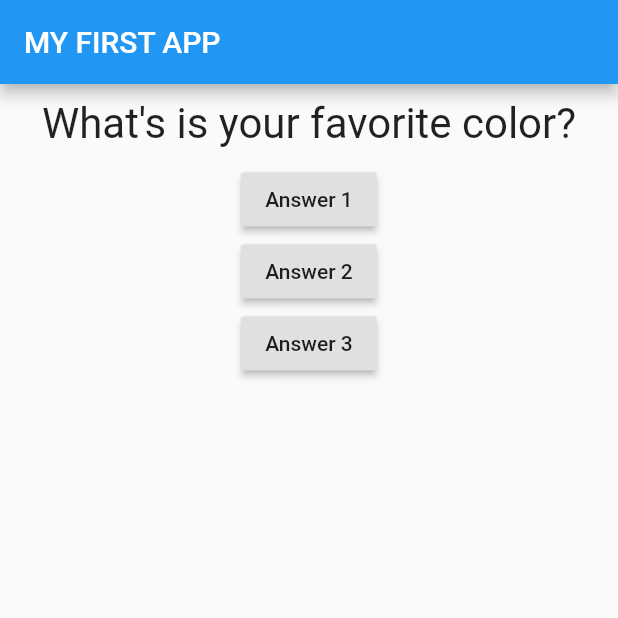
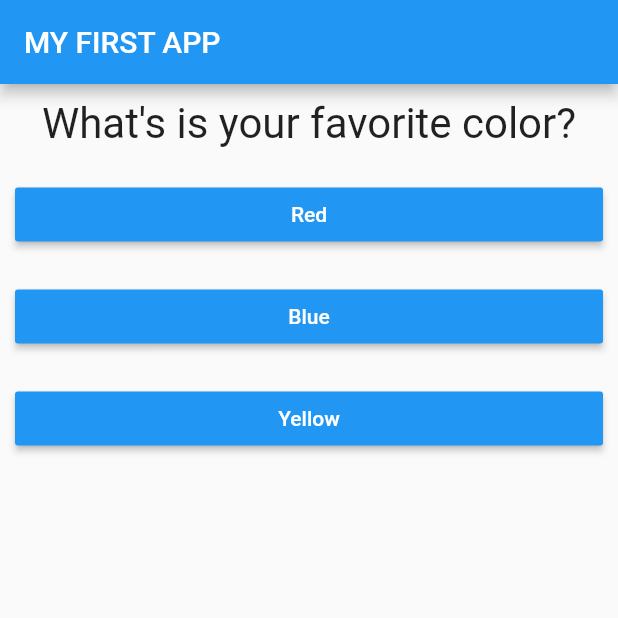
Before and after one commit to hiroshimuto9/flutter-test-app, a Flutter app: the screen it shows after launch, on a phone screen of 412 x 824 dp, the top half of it. Run offline on Flutter 3.47's test engine with Material 2 defaults, Android fonts, the phone set to English and light mode, and no system bars.

Commit message:
fix: divide component file and use map method

```diff
--- /dev/null
+++ b/lib/answer.dart
@@ -0,0 +1,24 @@
+import 'package:flutter/material.dart';
+import './question.dart';
+import './main.dart';
+
+class Answer extends StatelessWidget {
+  final Function selectHandler;
+  final String answerText;
+
+  Answer(this.selectHandler, this.answerText);
+
+  @override
+  Widget build(BuildContext context) {
+    return Container(
+      width: double.infinity,
+      margin: EdgeInsets.all(10),
+      child: RaisedButton(
+        color: Colors.blue,
+        textColor: Colors.white,
+          child: Text(answerText),
+          onPressed: selectHandler,
+        ),
+    );
+  }
+}
--- a/lib/main.dart
+++ b/lib/main.dart
@@ -1,4 +1,5 @@
 import 'package:flutter/material.dart';
+import 'package:fluttertestapp/answer.dart';
 import './question.dart';
 
 void main() {
@@ -27,28 +28,32 @@ class _MyAppState extends State<MyApp> {
   @override
   Widget build(BuildContext context) {
     var questions = [
-      'What\'s is your favorite color?',
-      'Waht\'s your favorite animals?',
+      {
+        'questionText': 'What\'s is your favorite color?',
+        'answers': ['Red', 'Blue', 'Yellow']
+      },
+      {
+        'questionText': 'Waht\'s your favorite animals?',
+        'answers': ['Dog', 'Cat', 'Rabbit']
+      },
+      {
+        'questionText': 'Waht\'s your favorite country?',
+        'answers': ['Japan', 'America', 'Italy']
+      }
     ];
     return MaterialApp(home: Scaffold(
       appBar: AppBar(title: Text('MY FIRST APP'),),
-      body: Column(children: <Widget>[
-        Question(
-          questions[_questionIndex]
-        ),
-        RaisedButton(
-          child: Text('Answer 1'),
-          onPressed: _answerQuestion,
-        ),
-        RaisedButton(
-          child: Text('Answer 2'),
-          onPressed: () => print('Answer 2 chosen!'),
-        ),
-        RaisedButton(
-          child: Text('Answer 3'),
-          onPressed: _answerQuestion,
-        ),
-      ],),
+      body: Column(
+        children: <Widget>[
+          Question(
+            questions[_questionIndex]['questionText']
+          ),
+          // childrenがList型だからMapからListに変換する必要がある
+          ...(questions[_questionIndex]['answers'] as List<String>).map((answer){
+            return Answer(_answerQuestion, answer);
+          }).toList()
+        ],
+      ),
     ));
   }
 }
```
